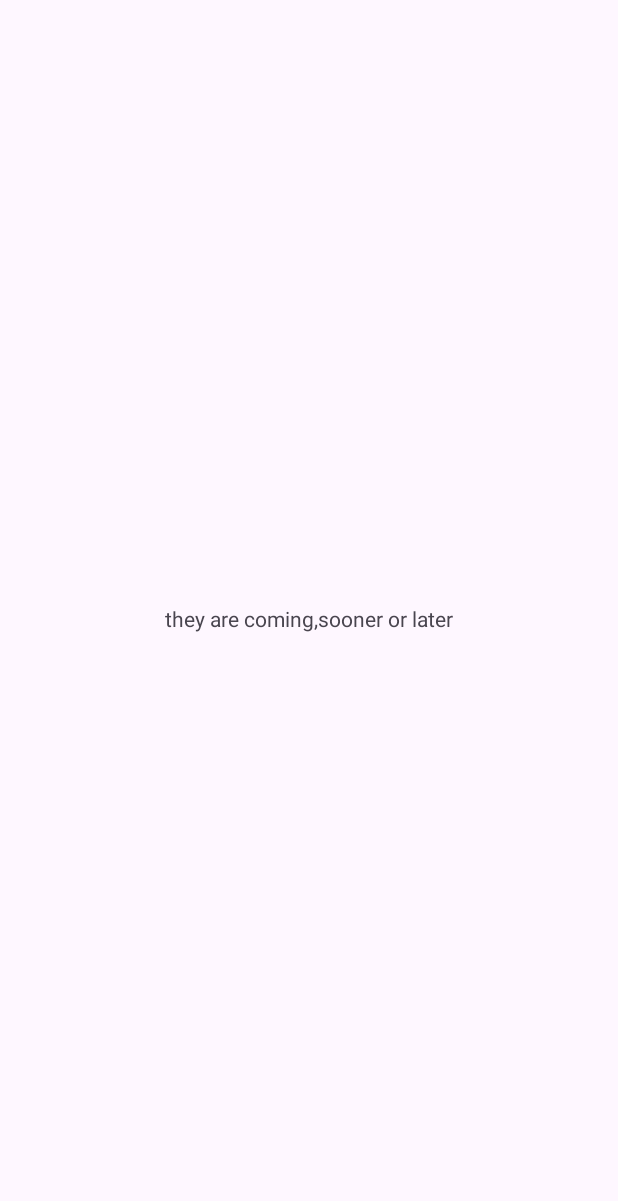
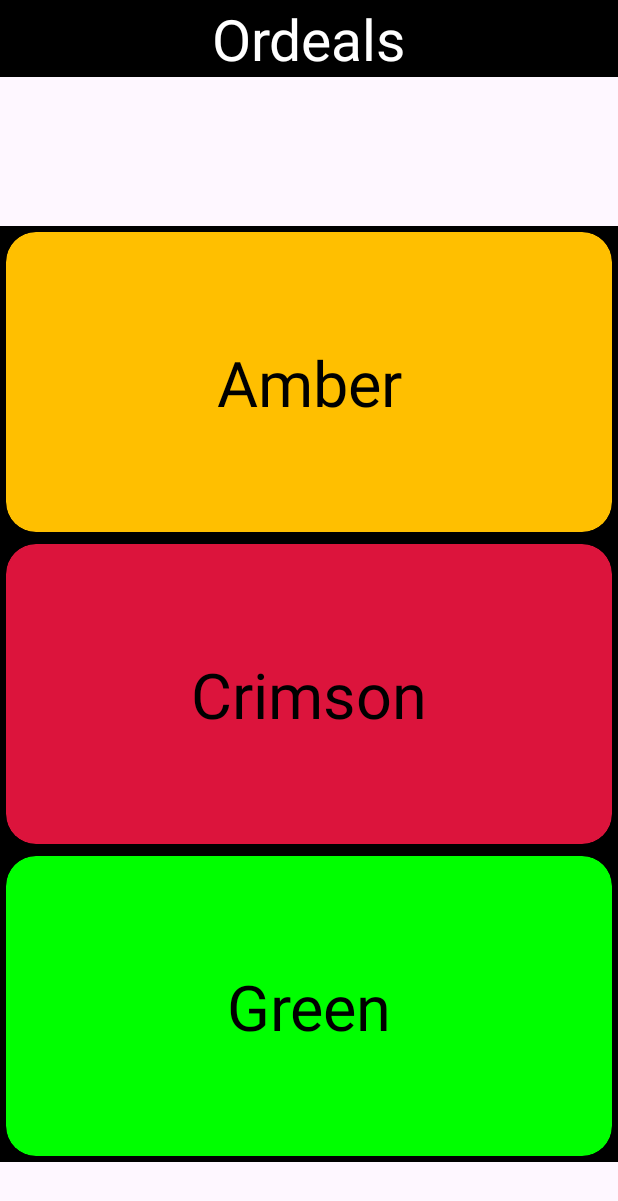
Before and after one commit to Vladd1996/lobotomy_journal, an Android app: the ordeals screen opened directly, with no data from a screen before it, on a phone screen of 412 x 824 dp. Before the commit the part shown is almost empty. Shown: the top 1201 px of the screen. Run offline under Robolectric (Android 15) with nearby library versions, the light colour scheme and no system bars.

Commit message:
готовая заготовка для журнала

```diff
--- a/app/src/main/AndroidManifest.xml
+++ b/app/src/main/AndroidManifest.xml
@@ -6,14 +6,14 @@
         android:allowBackup="true"
         android:dataExtractionRules="@xml/data_extraction_rules"
         android:fullBackupContent="@xml/backup_rules"
-        android:icon="@mipmap/ic_launcher"
+        android:icon="@drawable/lc"
         android:label="@string/app_name"
         android:roundIcon="@mipmap/ic_launcher_round"
         android:supportsRtl="true"
         android:theme="@style/Theme.LobotomyJournal"
         tools:targetApi="31">
         <activity
-            android:name=".ordeals"
+            android:name=".ordeals_menu.ordeals"
             android:exported="false" />
         <activity
             android:name=".sephirahs.sephiras"
--- a/app/src/main/java/com/example/lobotomyjournal/MainActivity.java
+++ b/app/src/main/java/com/example/lobotomyjournal/MainActivity.java
@@ -12,6 +12,7 @@ import androidx.recyclerview.widget.LinearLayoutManager;
 import androidx.recyclerview.widget.RecyclerView;
 
 import com.example.lobotomyjournal.anomalyspackages.anomalitys;
+import com.example.lobotomyjournal.ordeals_menu.ordeals;
 import com.example.lobotomyjournal.sephirahs.sephiras;
 
 import java.util.ArrayList;
@@ -60,7 +61,7 @@ private void setMain_menu()
         }
         else if(position==2)
         {
-            Intent intent=new Intent(this,ordeals.class);
+            Intent intent=new Intent(this, ordeals.class);
             startActivity(intent);
         }
     }
--- a/app/src/main/java/com/example/lobotomyjournal/ordeals.java
+++ /dev/null
@@ -1,24 +0,0 @@
-package com.example.lobotomyjournal;
-
-import android.os.Bundle;
-
-import androidx.activity.EdgeToEdge;
-import androidx.appcompat.app.AppCompatActivity;
-import androidx.core.graphics.Insets;
-import androidx.core.view.ViewCompat;
-import androidx.core.view.WindowInsetsCompat;
-
-public class ordeals extends AppCompatActivity {
-
-    @Override
-    protected void onCreate(Bundle savedInstanceState) {
-        super.onCreate(savedInstanceState);
-        EdgeToEdge.enable(this);
-        setContentView(R.layout.activity_ordeals);
-        ViewCompat.setOnApplyWindowInsetsListener(findViewById(R.id.main), (v, insets) -> {
-            Insets systemBars = insets.getInsets(WindowInsetsCompat.Type.systemBars());
-            v.setPadding(systemBars.left, systemBars.top, systemBars.right, systemBars.bottom);
-            return insets;
-        });
-    }
-}
--- /dev/null
+++ b/app/src/main/java/com/example/lobotomyjournal/ordeals_menu/ordeals.java
@@ -0,0 +1,49 @@
+package com.example.lobotomyjournal.ordeals_menu;
+
+import android.os.Bundle;
+
+import androidx.activity.EdgeToEdge;
+import androidx.appcompat.app.AppCompatActivity;
+import androidx.core.content.ContextCompat;
+import androidx.core.graphics.Insets;
+import androidx.core.view.ViewCompat;
+import androidx.core.view.WindowInsetsCompat;
+import androidx.recyclerview.widget.LinearLayoutManager;
+import androidx.recyclerview.widget.RecyclerView;
+
+import com.example.lobotomyjournal.R;
+
+import java.util.ArrayList;
+
+public class ordeals extends AppCompatActivity {
+    ArrayList<ordeals_menu_model> Ordeals_colors_menu=new ArrayList<>();
+    int[] color={R.color.Amber,R.color.Crimson,R.color.Green,
+            R.color.Indigo,R.color.Violet,R.color.white};
+    @Override
+    protected void onCreate(Bundle savedInstanceState) {
+        super.onCreate(savedInstanceState);
+        EdgeToEdge.enable(this);
+        setContentView(R.layout.activity_ordeals);
+        ViewCompat.setOnApplyWindowInsetsListener(findViewById(R.id.main), (v, insets) -> {
+            Insets systemBars = insets.getInsets(WindowInsetsCompat.Type.systemBars());
+            v.setPadding(systemBars.left, systemBars.top, systemBars.right, systemBars.bottom);
+            //_________________________________________
+            RecyclerView recyclerView = findViewById(R.id.ordeals_menu);
+            set_ordeals_main_menu();
+            ordeals_menu_adapter adapter=new ordeals_menu_adapter(Ordeals_colors_menu, this);
+            recyclerView.setAdapter(adapter);
+            recyclerView.setLayoutManager(new LinearLayoutManager(this));
+            //_________________________________________
+            //обрезает в меню снизу - исправить
+            return insets;
+        });
+    }
+    private void set_ordeals_main_menu()
+    {
+        String[] name_of_ordeals_color=getResources().getStringArray(R.array.ordeals_colors);
+        for(int i=0;i<name_of_ordeals_color.length;i++)
+        {
+            Ordeals_colors_menu.add(new ordeals_menu_model(name_of_ordeals_color[i],color[i]));
+        }
+    }
+}
--- /dev/null
+++ b/app/src/main/java/com/example/lobotomyjournal/ordeals_menu/ordeals_menu_adapter.java
@@ -0,0 +1,52 @@
+package com.example.lobotomyjournal.ordeals_menu;
+
+import android.content.Context;
+import android.view.LayoutInflater;
+import android.view.View;
+import android.view.ViewGroup;
+import android.widget.TextView;
+import androidx.annotation.NonNull;
+import androidx.cardview.widget.CardView;
+import androidx.core.content.ContextCompat;
+import androidx.recyclerview.widget.RecyclerView;
+import com.example.lobotomyjournal.R;
+import java.util.ArrayList;
+
+public class ordeals_menu_adapter extends RecyclerView.Adapter<ordeals_menu_adapter.MyViewHolder> {
+    Context context;
+    ArrayList<ordeals_menu_model> ordealsMenuModels;
+
+    public ordeals_menu_adapter(ArrayList<ordeals_menu_model> ordealsMenuModels, Context context) {
+        this.context = context;
+        this.ordealsMenuModels = ordealsMenuModels;
+    }
+
+    @NonNull
+    @Override
+    public MyViewHolder onCreateViewHolder(@NonNull ViewGroup parent, int viewType) {
+        View view = LayoutInflater.from(context).inflate(R.layout.ordeals_menu_row, parent, false);
+        return new MyViewHolder(view);
+    }
+
+    @Override
+    public void onBindViewHolder(@NonNull MyViewHolder holder, int position) {
+        holder.Ordeal_color_name.setText(ordealsMenuModels.get(position).getOrdeal_color_name());
+        holder.bac_col.setCardBackgroundColor(ContextCompat.getColor(context, ordealsMenuModels.get(position).getCol()));
+    }
+
+    @Override
+    public int getItemCount() {
+        return ordealsMenuModels.size()/2;
+    }
+
+    public static class MyViewHolder extends RecyclerView.ViewHolder {
+        TextView Ordeal_color_name;
+        CardView bac_col;
+
+        public MyViewHolder(@NonNull View itemView) {
+            super(itemView);
+            Ordeal_color_name = itemView.findViewById(R.id.textView9);
+            bac_col = itemView.findViewById(R.id.card_view_ordeals);
+        }
+    }
+}
--- /dev/null
+++ b/app/src/main/java/com/example/lobotomyjournal/ordeals_menu/ordeals_menu_model.java
@@ -0,0 +1,17 @@
+package com.example.lobotomyjournal.ordeals_menu;
+public class ordeals_menu_model
+{
+    String ordeal_color_name;
+    int col;
+    public ordeals_menu_model(String ordeal_color_name,int col) {
+        this.ordeal_color_name = ordeal_color_name;
+        this.col=col;
+    }
+
+    public String getOrdeal_color_name() {
+        return ordeal_color_name;
+    }
+    public int getCol() {
+        return col;
+    }
+}
--- a/app/src/main/res/layout/activity_anomalitys.xml
+++ b/app/src/main/res/layout/activity_anomalitys.xml
@@ -5,8 +5,7 @@
     android:id="@+id/main"
     android:layout_width="match_parent"
     android:layout_height="match_parent"
-    tools:context=".anomalyspackages.anomalitys"
-    >
+    tools:context=".anomalyspackages.anomalitys">
 
     <androidx.constraintlayout.widget.ConstraintLayout
         android:id="@+id/constraintLayout"
--- a/app/src/main/res/layout/activity_ordeals.xml
+++ b/app/src/main/res/layout/activity_ordeals.xml
@@ -5,15 +5,46 @@
     android:id="@+id/main"
     android:layout_width="match_parent"
     android:layout_height="match_parent"
-    tools:context=".ordeals">
+    tools:context=".ordeals_menu.ordeals">
+        <androidx.constraintlayout.widget.ConstraintLayout
+            android:id="@+id/constraintLayout4"
+            android:layout_width="match_parent"
+            android:layout_height="wrap_content"
+            android:background="@color/black"
+            app:layout_constraintEnd_toEndOf="parent"
+            app:layout_constraintStart_toStartOf="parent"
+            app:layout_constraintTop_toTopOf="parent">
 
             <TextView
-        android:id="@+id/textView3"
+                android:id="@+id/textView8"
                 android:layout_width="wrap_content"
                 android:layout_height="wrap_content"
-        android:text="they are coming,sooner or later"
+                android:text="Ordeals"
+                android:textSize="38dp"
+                android:textColor="@color/white"
                 app:layout_constraintBottom_toBottomOf="parent"
                 app:layout_constraintEnd_toEndOf="parent"
                 app:layout_constraintStart_toStartOf="parent"
                 app:layout_constraintTop_toTopOf="parent" />
         </androidx.constraintlayout.widget.ConstraintLayout>
+
+        <androidx.constraintlayout.widget.ConstraintLayout
+            android:layout_width="match_parent"
+            android:layout_height="wrap_content"
+            android:layout_marginTop="50dp"
+            android:background="@color/black"
+            app:layout_constraintBottom_toBottomOf="parent"
+            app:layout_constraintEnd_toEndOf="parent"
+            app:layout_constraintStart_toStartOf="parent"
+            app:layout_constraintTop_toBottomOf="@+id/constraintLayout4">
+
+            <androidx.recyclerview.widget.RecyclerView
+                android:id="@+id/ordeals_menu"
+                android:layout_width="match_parent"
+                android:layout_height="match_parent"
+                app:layout_constraintBottom_toBottomOf="parent"
+                app:layout_constraintEnd_toEndOf="parent"
+                app:layout_constraintStart_toStartOf="parent"
+                app:layout_constraintTop_toTopOf="parent" />
+        </androidx.constraintlayout.widget.ConstraintLayout>
+</androidx.constraintlayout.widget.ConstraintLayout>
--- /dev/null
+++ b/app/src/main/res/layout/ordeals_menu_row.xml
@@ -0,0 +1,52 @@
+<?xml version="1.0" encoding="utf-8"?>
+<androidx.constraintlayout.widget.ConstraintLayout xmlns:android="http://schemas.android.com/apk/res/android"
+    xmlns:app="http://schemas.android.com/apk/res-auto"
+    android:layout_width="match_parent"
+    android:layout_height="wrap_content">
+
+    <androidx.cardview.widget.CardView
+        android:layout_width="match_parent"
+        android:layout_height="wrap_content"
+        app:layout_constraintBottom_toBottomOf="parent"
+        app:layout_constraintEnd_toEndOf="parent"
+        app:layout_constraintStart_toStartOf="parent"
+        app:layout_constraintTop_toTopOf="parent"
+        app:cardBackgroundColor="@color/black"
+        app:cardCornerRadius="20dp"
+        app:cardElevation="8dp" >
+
+        <androidx.cardview.widget.CardView
+            android:id="@+id/card_view_ordeals"
+            android:layout_width="match_parent"
+            android:layout_height="wrap_content"
+            android:layout_marginLeft="4dp"
+            android:layout_marginTop="4dp"
+            android:layout_marginRight="4dp"
+            android:layout_marginBottom="4dp"
+            app:cardBackgroundColor="@color/blueblack"
+            app:cardCornerRadius="20dp"
+            app:cardElevation="8dp"
+            app:layout_constraintBottom_toBottomOf="parent"
+            app:layout_constraintEnd_toEndOf="parent"
+            app:layout_constraintStart_toStartOf="parent"
+            app:layout_constraintTop_toTopOf="parent">
+
+            <androidx.constraintlayout.widget.ConstraintLayout
+                android:layout_width="match_parent"
+                android:layout_height="200dp">
+
+                <TextView
+                    android:id="@+id/textView9"
+                    android:layout_width="wrap_content"
+                    android:layout_height="wrap_content"
+                    android:text="TextView"
+                    android:textColor="@color/black"
+                    android:textSize="42sp"
+                    app:layout_constraintBottom_toBottomOf="parent"
+                    app:layout_constraintEnd_toEndOf="parent"
+                    app:layout_constraintStart_toStartOf="parent"
+                    app:layout_constraintTop_toTopOf="parent" />
+            </androidx.constraintlayout.widget.ConstraintLayout>
+        </androidx.cardview.widget.CardView>
+    </androidx.cardview.widget.CardView>
+</androidx.constraintlayout.widget.ConstraintLayout>
--- a/app/src/main/res/values/arrays.xml
+++ b/app/src/main/res/values/arrays.xml
@@ -4,6 +4,14 @@
         <item> "sephirahs"</item>
         <item> "anomalys"</item>
         <item> "Ordeals"</item>
+    </array>
+    <array name="ordeals_colors">
+        <item> "Amber"</item>
+        <item> "Crimson"</item>
+        <item> "Green"</item>
+        <item> "Indigo"</item>
+        <item> "Violet"</item>
+        <item> "White"</item>
     </array>
     <array name = "anomaly_number">
         <item>"awesome"</item>
@@ -314,4 +322,12 @@
         <item>Atziluth</item>
         <item>Atziluth</item>
     </array>
+    <array name = "ordeals_colors_for_menu">
+        <item>#FFBF00</item>
+        <item>#DC143C</item>
+        <item>#00FF00</item>
+        <item>#4B0082</item>
+        <item>#7F00FF</item>
+        <item>#FFFFFF</item>
+    </array>
 </resources>
--- a/app/src/main/res/values/colors.xml
+++ b/app/src/main/res/values/colors.xml
@@ -3,5 +3,10 @@
     <color name="black">#FF000000</color>
     <color name="white">#FFFFFFFF</color>
     <color name="blueblack">#111f28</color>
+    <color name="Amber">#FFBF00</color>
+    <color name="Crimson">#DC143C</color>
+    <color name="Green">#00FF00</color>
+    <color name="Indigo">#002395</color>
+    <color name="Violet">#7F00FF</color>
     <color name="teal">#30D5C8</color>
 </resources>
--- a/app/src/main/res/values/strings.xml
+++ b/app/src/main/res/values/strings.xml
@@ -1,3 +1,3 @@
 <resources>
-    <string name="app_name">lobotomy journal</string>
+    <string name="app_name">lc journal</string>
 </resources>
```
Also changed, not shown: app/src/main/res/drawable/lc.jpg (added). Lines whose indentation alone changed are shown as unchanged.
